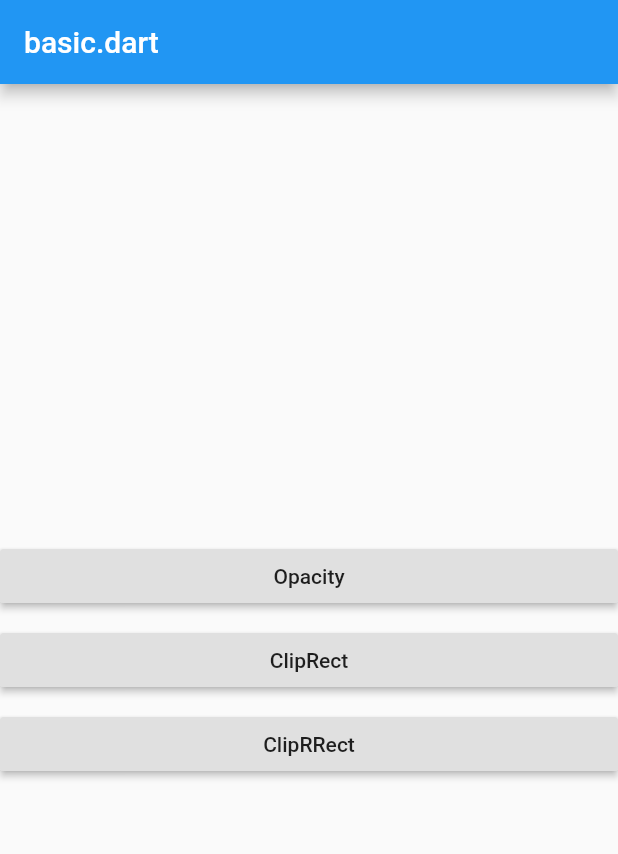
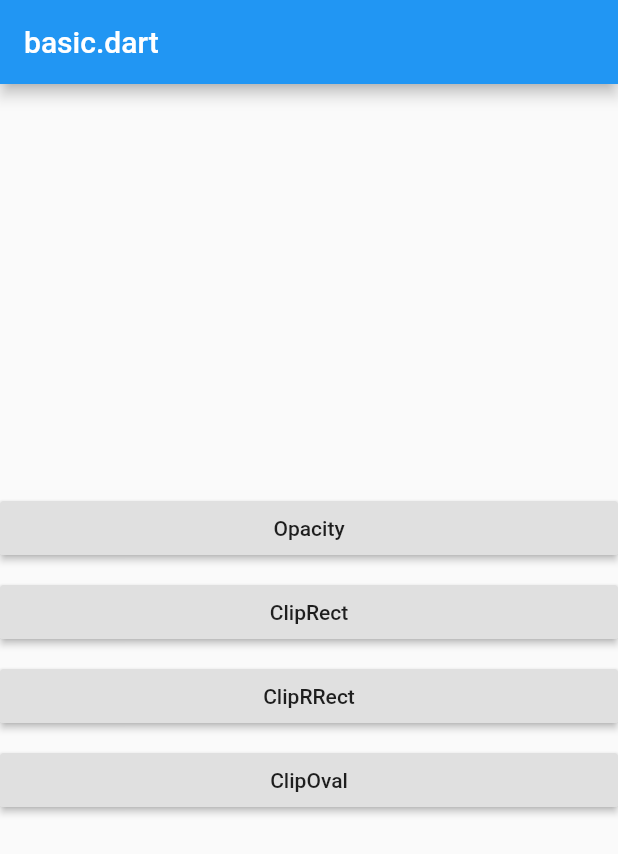
Before and after one commit to yohom/flutter_basic, a Flutter app: the screen it shows after launch, on a phone screen of 412 x 824 dp. Shown: the top 854 px of the screen. Run offline on Flutter 3.47's test engine with Material 2 defaults, Android fonts, the phone set to English and light mode, and no system bars.

Commit message:
ClipOval Demo完成

```diff
--- a/lib/main.dart
+++ b/lib/main.dart
@@ -1,3 +1,4 @@
+import 'package:basic/painting_nodes/clip_oval_demo.dart';
 import 'package:basic/painting_nodes/clip_rect_demo.dart';
 import 'package:basic/painting_nodes/clip_rrect_demo.dart';
 import 'package:basic/painting_nodes/opacity_demo.dart';
@@ -27,13 +28,11 @@ class HomePage extends StatelessWidget {
       body: Center(
         child: Column(
           mainAxisAlignment: MainAxisAlignment.center,
-          crossAxisAlignment: CrossAxisAlignment.stretch,
           children: <Widget>[
             Entry(title: 'Opacity', route: OpacityDemo()),
-            SPACE_SMALL,
             Entry(title: 'ClipRect', route: ClipRectDemo()),
-            SPACE_SMALL,
             Entry(title: 'ClipRRect', route: ClipRRectDemo()),
+            Entry(title: 'ClipOval', route: ClipOvalDemo()),
           ],
         ),
       ),
@@ -56,9 +55,15 @@ class Entry extends StatelessWidget {
 
   @override
   Widget build(BuildContext context) {
-    return RaisedButton(
-      onPressed: () => navigate(context, route),
-      child: Text(title),
+    return Column(
+      crossAxisAlignment: CrossAxisAlignment.stretch,
+      children: <Widget>[
+        RaisedButton(
+          onPressed: () => navigate(context, route),
+          child: Text(title),
+        ),
+        SPACE_SMALL,
+      ],
     );
   }
 }
```
Also changed, not shown: lib/painting_nodes/clip_oval_demo.dart (added, +16 -0 lines).
